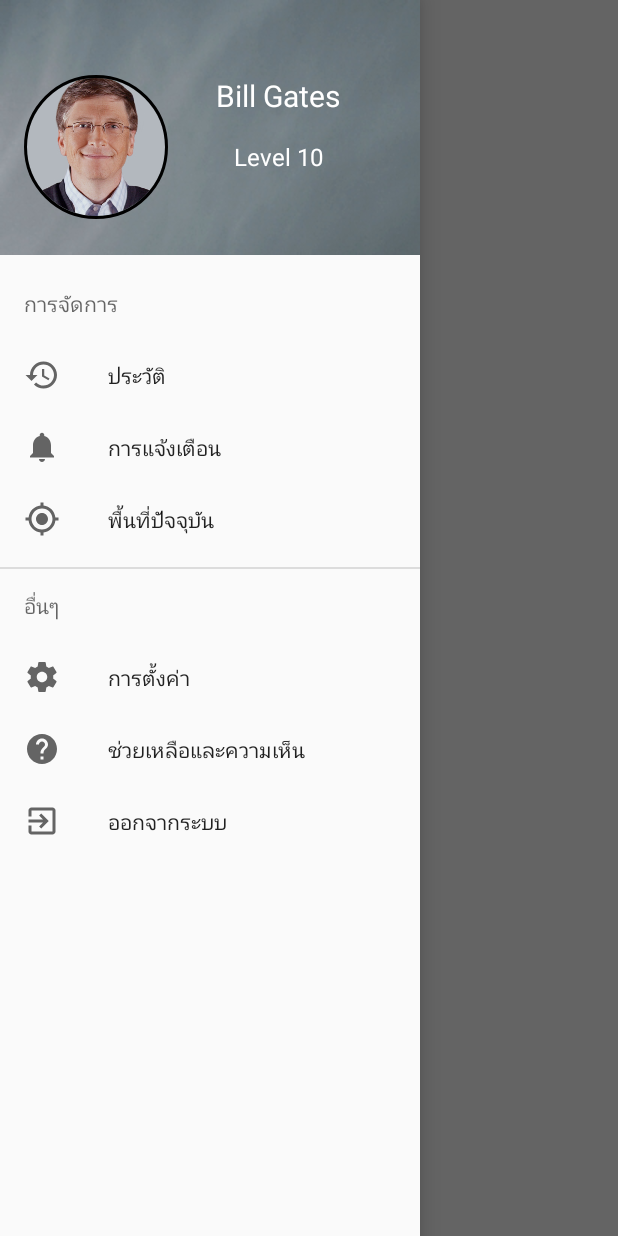
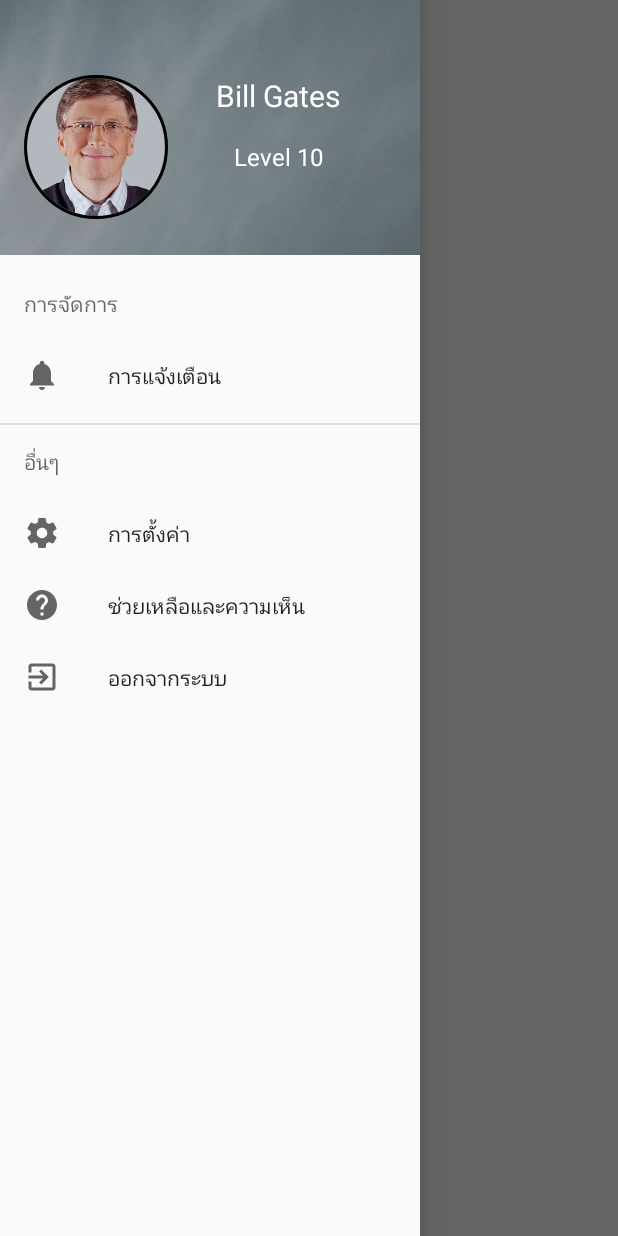
Before and after one commit to OoI3enZaoo/GITFrameApacas, an Android app: the HomeActivity screen opened directly, with no data from a screen before it, with the side drawer open, on a phone screen of 412 x 824 dp. Run offline under Robolectric (Android 15) with nearby library versions, the phone set to English and light mode, and no system bars; our stand-ins replace CircleImageView; libraries missing offline, so code that uses them is left out: com.arlib.floatingsearchview, com.lzp.floatingactionbuttonplus, devlight.io.library, org.eazegraph.lib, pl.pawelkleczkowski.customgauge; 48 statements that could not run were skipped.

Commit message:
update menu drawer

```diff
--- a/app/build.gradle
+++ b/app/build.gradle
@@ -16,8 +16,12 @@
             minifyEnabled false
             proguardFiles getDefaultProguardFile('proguard-android.txt'), 'proguard-rules.pro'
         }
+        debug {
+            debuggable true
+        }
     }
 }
+
 
 dependencies {
     compile fileTree(dir: 'libs', include: ['*.jar'])
--- a/app/src/main/AndroidManifest.xml
+++ b/app/src/main/AndroidManifest.xml
@@ -15,7 +15,7 @@
 
     <application
         android:allowBackup="true"
-        android:icon="@mipmap/ic_launcher"
+        android:icon="@mipmap/aparcaslogo3"
         android:label="@string/app_name"
         android:supportsRtl="true"
         android:theme="@style/AppTheme">
--- a/app/src/main/res/menu/menu_drawer.xml
+++ b/app/src/main/res/menu/menu_drawer.xml
@@ -4,18 +4,18 @@
 
     <item android:title="การจัดการ">
         <menu>
-            <item
-                android:id="@+id/nav_history"
-                android:icon="@drawable/ic_history_black_24dp"
-                android:title="ประวัติ" />
+            <!-- <item
+                 android:id="@+id/nav_history"
+                 android:icon="@drawable/ic_history_black_24dp"
+                 android:title="ประวัติ" />-->
             <item
                 android:id="@+id/nav_notification"
                 android:icon="@drawable/ic_notifications_black_24dp"
                 android:title="การแจ้งเตือน" />
-            <item
-                android:id="@+id/nav_reward"
-                android:icon="@drawable/ic_my_location_black_24dp"
-                android:title="พื้นที่ปัจจุบัน" />
+            <!--   <item
+                   android:id="@+id/nav_reward"
+                   android:icon="@drawable/ic_my_location_black_24dp"
+                   android:title="พื้นที่ปัจจุบัน" />-->
         </menu>
     </item>
 
```
